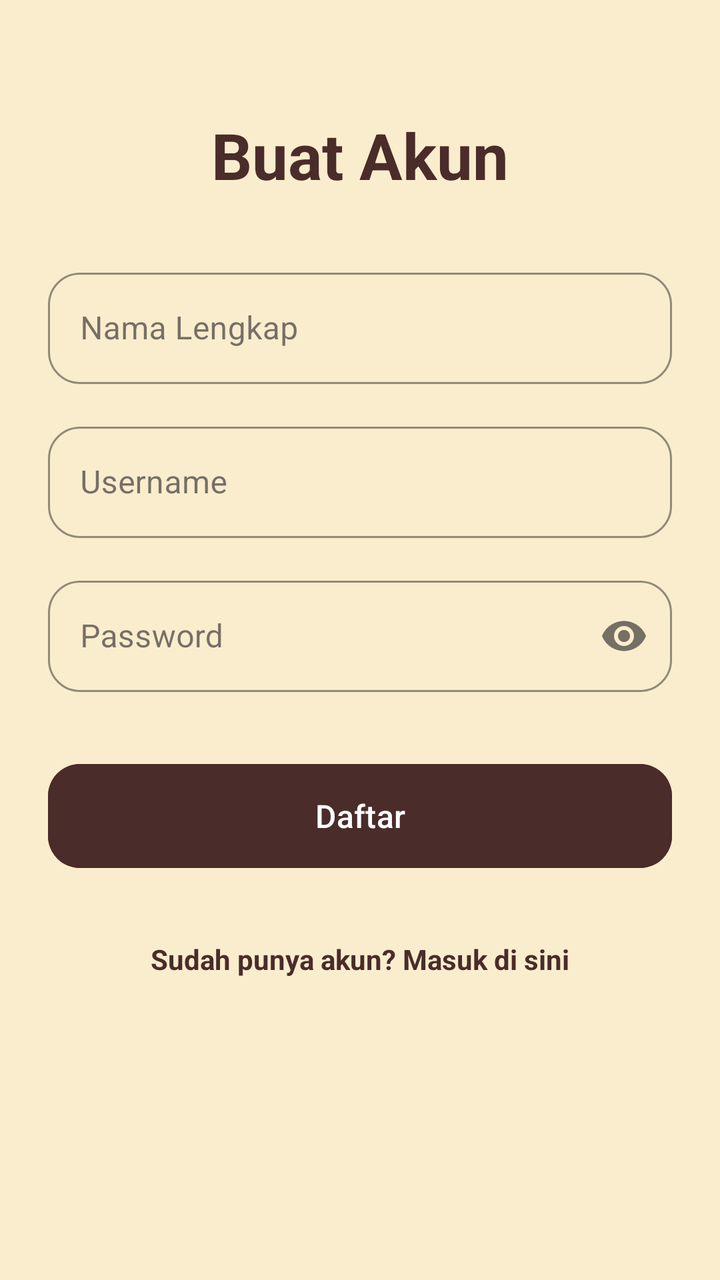
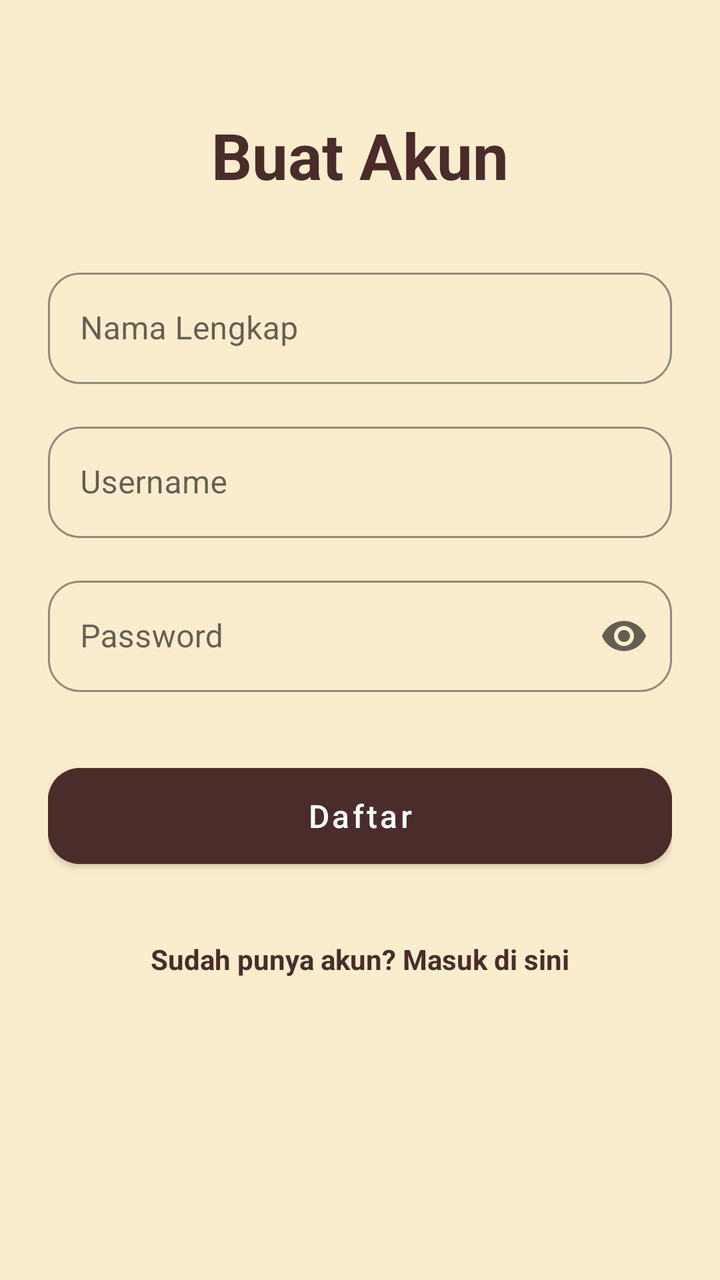

The first picture is an Android layout as it rendered before a commit; the second is the same layout after the commit. The layout source and the unified diff follow.
<!-- AndroidManifest.xml: application theme Theme.KopiDanNyemil -->
<!-- res/layout/activity_register.xml -->
<?xml version="1.0" encoding="utf-8"?>
<androidx.constraintlayout.widget.ConstraintLayout xmlns:android="http://schemas.android.com/apk/res/android"
    xmlns:app="http://schemas.android.com/apk/res-auto"
    xmlns:tools="http://schemas.android.com/tools"
    android:layout_width="match_parent"
    android:layout_height="match_parent"
    android:background="@color/background"
    android:padding="24dp"
    tools:context=".activities.RegisterActivity">

    <TextView
        android:id="@+id/tvTitleReg"
        android:layout_width="wrap_content"
        android:layout_height="wrap_content"
        android:layout_marginTop="32dp"
        android:text="Buat Akun"
        android:textColor="@color/primary"
        android:textSize="32sp"
        android:textStyle="bold"
        app:layout_constraintEnd_toEndOf="parent"
        app:layout_constraintStart_toStartOf="parent"
        app:layout_constraintTop_toTopOf="parent" />

    
    <com.google.android.material.textfield.TextInputLayout
        android:id="@+id/tilNama"
        style="@style/Widget.MaterialComponents.TextInputLayout.OutlinedBox"
        android:layout_width="match_parent"
        android:layout_height="wrap_content"
        android:layout_marginTop="32dp"
        android:hint="Nama Lengkap"
        app:boxCornerRadiusBottomEnd="16dp"
        app:boxCornerRadiusBottomStart="16dp"
        app:boxCornerRadiusTopEnd="16dp"
        app:boxCornerRadiusTopStart="16dp"
        app:boxStrokeColor="@color/primary"
        app:layout_constraintTop_toBottomOf="@+id/tvTitleReg">

        <com.google.android.material.textfield.TextInputEditText
            android:layout_width="match_parent"
            android:layout_height="wrap_content"
            android:inputType="textPersonName" />
    </com.google.android.material.textfield.TextInputLayout>

    
    <com.google.android.material.textfield.TextInputLayout
        android:id="@+id/tilUsernameReg"
        style="@style/Widget.MaterialComponents.TextInputLayout.OutlinedBox"
        android:layout_width="match_parent"
        android:layout_height="wrap_content"
        android:layout_marginTop="16dp"
        android:hint="Username"
        app:boxCornerRadiusBottomEnd="16dp"
        app:boxCornerRadiusBottomStart="16dp"
        app:boxCornerRadiusTopEnd="16dp"
        app:boxCornerRadiusTopStart="16dp"
        app:boxStrokeColor="@color/primary"
        app:layout_constraintTop_toBottomOf="@+id/tilNama">

        <com.google.android.material.textfield.TextInputEditText
            android:layout_width="match_parent"
            android:layout_height="wrap_content"
            android:inputType="text" />
    </com.google.android.material.textfield.TextInputLayout>

    
    <com.google.android.material.textfield.TextInputLayout
        android:id="@+id/tilPasswordReg"
        style="@style/Widget.MaterialComponents.TextInputLayout.OutlinedBox"
        android:layout_width="match_parent"
        android:layout_height="wrap_content"
        android:layout_marginTop="16dp"
        android:hint="Password"
        app:boxCornerRadiusBottomEnd="16dp"
        app:boxCornerRadiusBottomStart="16dp"
        app:boxCornerRadiusTopEnd="16dp"
        app:boxCornerRadiusTopStart="16dp"
        app:boxStrokeColor="@color/primary"
        app:endIconMode="password_toggle"
        app:layout_constraintTop_toBottomOf="@+id/tilUsernameReg">

        <com.google.android.material.textfield.TextInputEditText
            android:layout_width="match_parent"
            android:layout_height="wrap_content"
            android:inputType="textPassword" />
    </com.google.android.material.textfield.TextInputLayout>

    
    <com.google.android.material.button.MaterialButton
        android:id="@+id/btnRegister"
        android:layout_width="match_parent"
        android:layout_height="60dp"
        android:layout_marginTop="32dp"
        android:backgroundTint="@color/primary"
        android:text="Daftar"
        android:textAllCaps="false"
        android:textColor="@color/white"
        android:textSize="16sp"
        app:cornerRadius="16dp"
        app:layout_constraintTop_toBottomOf="@+id/tilPasswordReg" />

    
    <TextView
        android:id="@+id/tvGoToLogin"
        android:layout_width="wrap_content"
        android:layout_height="wrap_content"
        android:layout_marginTop="24dp"
        android:padding="8dp"
        android:text="Sudah punya akun? Masuk di sini"
        android:textColor="@color/primary"
        android:textStyle="bold"
        app:layout_constraintEnd_toEndOf="parent"
        app:layout_constraintStart_toStartOf="parent"
        app:layout_constraintTop_toBottomOf="@+id/btnRegister" />

</androidx.constraintlayout.widget.ConstraintLayout>
<!-- resources referenced by this layout -->
<resources>
  <color name="background">#FAEDCD</color>
  <color name="primary">#4A2C2A</color>
  <color name="white">#FFFFFF</color>
  <style name="Theme.KopiDanNyemil" parent="Base.Theme.KopiDanNyemil" />
  <style name="Base.Theme.KopiDanNyemil" parent="Theme.Material3.DayNight.NoActionBar">
          
          
      </style>
</resources>

<!-- the commit's change to res/layout/activity_register.xml (unified diff, before → after) -->
@@ -29,6 +29,7 @@
         android:layout_height="wrap_content"
         android:layout_marginTop="32dp"
         android:hint="Nama Lengkap"
+        app:hintTextColor="@color/text_secondary"
         app:boxCornerRadiusBottomEnd="16dp"
         app:boxCornerRadiusBottomStart="16dp"
         app:boxCornerRadiusTopEnd="16dp"
@@ -50,6 +51,7 @@
         android:layout_height="wrap_content"
         android:layout_marginTop="16dp"
         android:hint="Username"
+        app:hintTextColor="@color/text_secondary"
         app:boxCornerRadiusBottomEnd="16dp"
         app:boxCornerRadiusBottomStart="16dp"
         app:boxCornerRadiusTopEnd="16dp"
@@ -71,6 +73,7 @@
         android:layout_height="wrap_content"
         android:layout_marginTop="16dp"
         android:hint="Password"
+        app:hintTextColor="@color/text_secondary"
         app:boxCornerRadiusBottomEnd="16dp"
         app:boxCornerRadiusBottomStart="16dp"
         app:boxCornerRadiusTopEnd="16dp"
<!-- resource entries referenced after the edit -->
@@ -2,11 +2,26 @@
 <resources>
   <color name="background">#FAEDCD</color>
   <color name="primary">#4A2C2A</color>
+  <color name="text_secondary">#7A7A7A</color>
   <color name="white">#FFFFFF</color>
   <style name="Theme.KopiDanNyemil" parent="Base.Theme.KopiDanNyemil" />
-  <style name="Base.Theme.KopiDanNyemil" parent="Theme.Material3.DayNight.NoActionBar">
+  <style name="Base.Theme.KopiDanNyemil" parent="Theme.MaterialComponents.DayNight.NoActionBar">
+  
           
+          <item name="colorPrimary">@color/primary</item>
+          <item name="colorPrimaryVariant">@color/primary</item>
+          <item name="colorOnPrimary">@color/white</item>
+  
+          <item name="colorSecondary">@color/secondary</item>
+          <item name="colorSecondaryVariant">@color/secondary</item>
+          <item name="colorOnSecondary">@color/primary</item>
+  
           
+          <item name="android:statusBarColor">@color/background</item>
+          <item name="android:windowLightStatusBar">true</item>
+  
+          <item name="android:textColorHint">@color/text_secondary</item>
       </style>
+  <color name="secondary">#D4A373</color>
 </resources>
 
